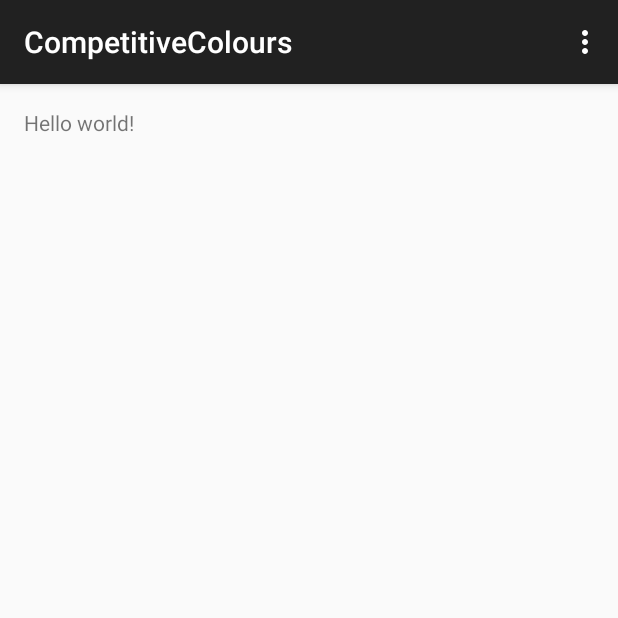
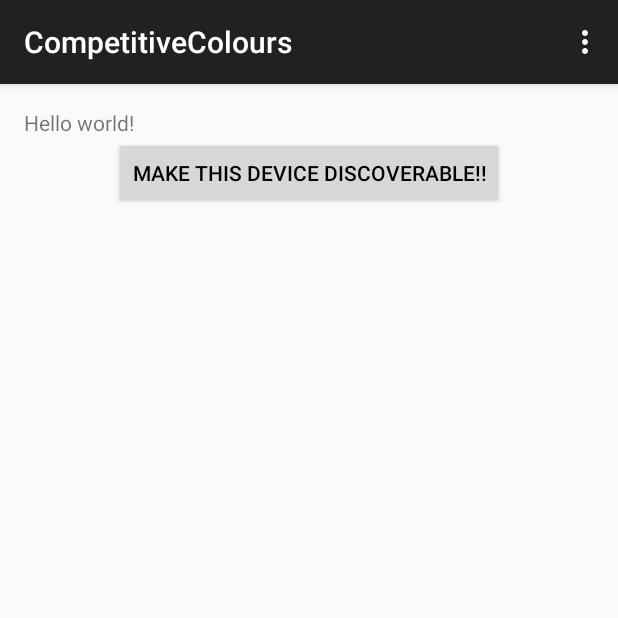
Before and after one commit to samcorcoran/CompetitiveColours, an Android app: the screen it shows after launch (MainActivity), on a phone screen of 412 x 824 dp, the top half of it. Run offline under Robolectric (Android 15) with nearby library versions, the phone set to English and light mode, and no system bars.

Commit message:
make discoverable button
Add functionless button to main activity

```diff
--- a/CompetitiveColours/app/src/main/res/layout/activity_main.xml
+++ b/CompetitiveColours/app/src/main/res/layout/activity_main.xml
@@ -11,6 +11,16 @@
     <TextView
         android:text="@string/hello_world"
         android:layout_width="wrap_content"
-        android:layout_height="wrap_content" />
+        android:layout_height="wrap_content"
+        android:id="@+id/textView" />
+
+    <Button
+        android:layout_width="wrap_content"
+        android:layout_height="wrap_content"
+        android:text="@string/button_make_discoverable"
+        android:id="@+id/button_make_discoverable"
+        android:layout_below="@+id/textView"
+        android:layout_centerHorizontal="true"
+        android:textColor="@android:color/primary_text_light" />
 
 </RelativeLayout>
--- a/CompetitiveColours/app/src/main/res/values/strings.xml
+++ b/CompetitiveColours/app/src/main/res/values/strings.xml
@@ -3,6 +3,6 @@
 
     <string name="app_name">CompetitiveColours</string>
     <string name="hello_world">Hello world!</string>
-    <string name="action_settings">Settings</string>
+    <string name="action_settings">Settings</string><string name="button_make_discoverable">MAKE THIS DEVICE DISCOVERABLE!!</string>
 
 </resources>
```
Also changed, not shown: 1 other file.
